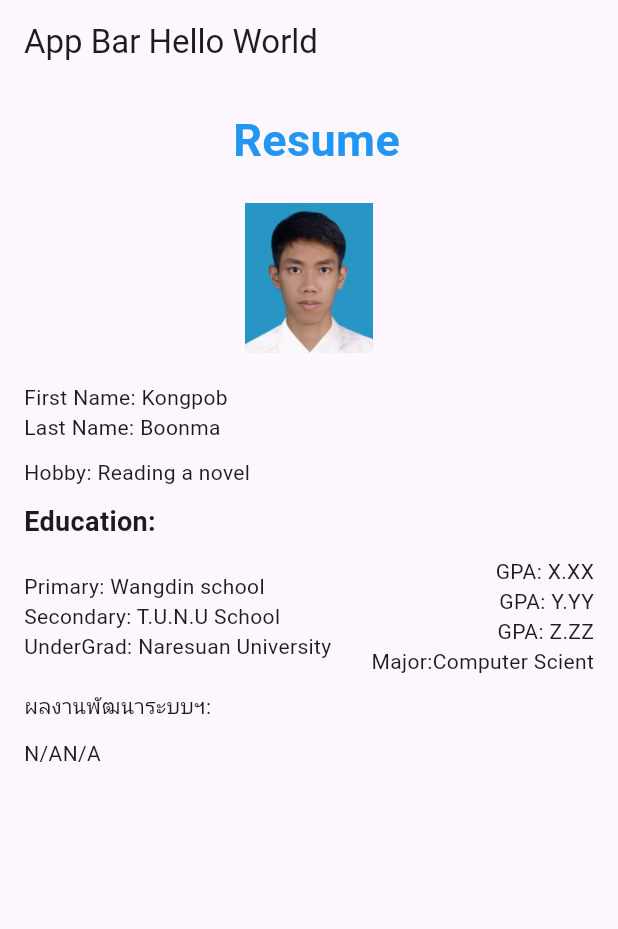
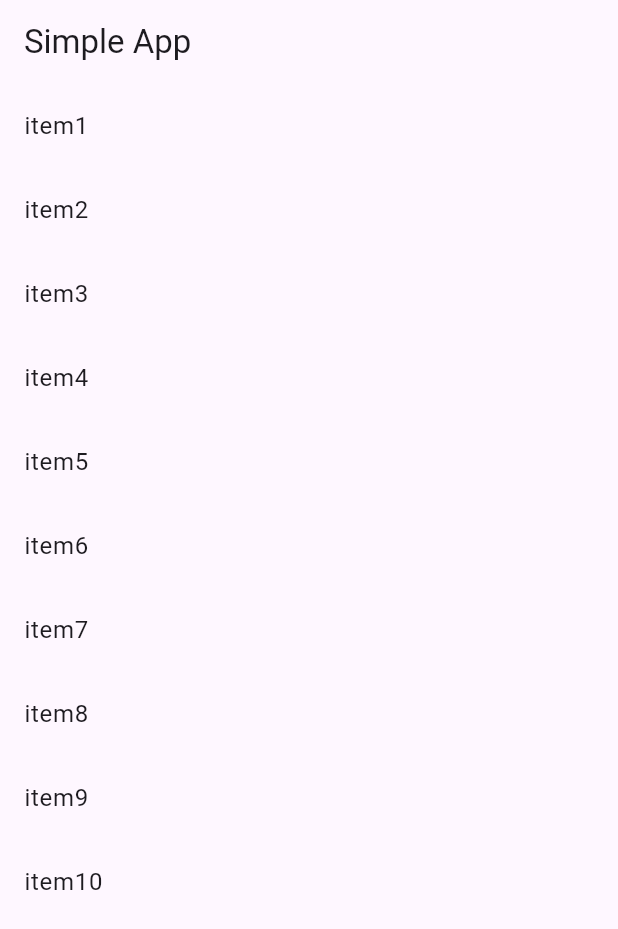
Before and after one commit to BreakingGoods/Simple_app, a Flutter app: the screen it shows after launch, on a phone screen of 412 x 824 dp. Shown: the top 929 px of the screen. Run offline on Flutter 3.47's test engine with Material 3 defaults, Android fonts, the phone set to English and light mode, and no system bars.

Commit message:
list Stateful

```diff
--- a/lib/main.dart
+++ b/lib/main.dart
@@ -1,130 +1,14 @@
 import 'package:flutter/material.dart';
+import 'package:flutter_application_resume_test_2/screen/Menu.dart';
 
 void main() {
-  runApp(const MyApp());
+  runApp(MaterialApp(
+    title: "Simple App",
+    home: Scaffold(
+      appBar: AppBar(
+        title: Text("Simple App"),
+        ),
+      body: Menu(),
+    ),
+  ));
 }
-
-class MyApp extends StatelessWidget {
-  const MyApp({super.key});
-
-  @override
-  Widget build(BuildContext context) {
-    return MaterialApp(
-      title: 'Flutter Demo',
-      theme: ThemeData(
-        primarySwatch: Colors.blue,
-      ),
-      home: const MyHomePage(),
-    );
-  }
-}
-
-class MyHomePage extends StatelessWidget {
-  const MyHomePage({super.key});
-
-  @override
-  Widget build(BuildContext context) {
-    return Scaffold(
-      appBar: AppBar(
-        title: const Text('App Bar Hello World'),
-      ),
-      body: const Padding(
-        padding: EdgeInsets.all(16.0),
-        child: Column(
-          crossAxisAlignment: CrossAxisAlignment.start,
-          children: [
-            Row(
-              mainAxisAlignment: MainAxisAlignment.center,
-              children: [
-                // Image was missing, so it was removed from here
-                SizedBox(width: 10), // Space between text and image
-                Text(
-                  'Resume',
-                  style: TextStyle(
-                    fontSize: 30,
-                    fontWeight: FontWeight.bold,
-                    color: Colors.blue,
-                  ),
-                ),
-              ],
-            ),
-            SizedBox(height: 20),
-            Row(
-              mainAxisAlignment: MainAxisAlignment.center,
-              children: [
-                Image(
-                  image: AssetImage('assets/Fpic.jpg'),
-                  width: 100,
-                  height: 100,
-                ),
-              ],
-            ),
-            SizedBox(height: 20), // Space below the rowS
-            Row(
-              children: [
-                Column(
-                  crossAxisAlignment: CrossAxisAlignment.start,
-                  children: [
-                    Text('First Name: Kongpob'),
-                    Text('Last Name: Boonma'),
-                  ],
-                ),
-              ],
-            ),
-            SizedBox(height: 10), // Reduced space between rows
-            Row(
-              children: [
-                Text('Hobby: Reading a novel'),
-              ],
-            ),
-            SizedBox(height: 10), // Reduced space between rows
-            Row(
-              children: [
-                Text(
-                  'Education:',
-                  style: TextStyle(fontSize: 18, fontWeight: FontWeight.bold),
-                ),
-              ],
-            ),
-            SizedBox(height: 10), // Reduced space between rows
-            Row(
-              mainAxisAlignment: MainAxisAlignment.spaceBetween,
-              children: [
-                Column(
-                  crossAxisAlignment: CrossAxisAlignment.start,
-                  children: [
-                    Text('Primary: Wangdin school'),
-                    Text('Secondary: T.U.N.U School'),
-                    Text('UnderGrad: Naresuan University'),
-                  ],
-                ),
-                Column(
-                  crossAxisAlignment: CrossAxisAlignment.end,
-                  children: [
-                    Text('GPA: X.XX'),
-                    Text('GPA: Y.YY'),
-                    Text('GPA: Z.ZZ'),
-                    Text('Major:Computer Scient')
-                  ],
-                ),
-              ],
-            ),
-            SizedBox(height: 10), // Reduced space between rows
-            Row(
-              children: [
-                Text('ผลงานพัฒนาระบบฯ:'),
-              ],
-            ),
-            SizedBox(height: 10), // Reduced space between rows
-            Row(
-              children: [
-                Text('N/A'),
-                Text('N/A'),
-              ],
-            ),
-          ],
-        ),
-      ),
-    );
-  }
-}
--- /dev/null
+++ b/lib/screen/Menu.dart
@@ -0,0 +1,28 @@
+import 'package:flutter/material.dart';
+
+class Menu extends StatefulWidget {
+  const Menu({super.key});
+
+  @override
+  State<Menu> createState() => MenuState();
+
+}
+class MenuState extends State<Menu> {
+  List<String> items = <String>['item1','item2','item3','item4','item5','item6','item7','item8','item9','item10'];
+  @override
+  Widget build(BuildContext context) {
+    return ListView.builder(
+      itemCount: items.length,
+      itemBuilder: (BuildContext context,int index){
+        return ListTile(
+            title: Text('${items[index]}'),
+            onLongPress: (){
+              setState(() {
+                items.removeAt(index);
+              });
+            },
+        );
+      }
+      );
+  }
+}
```
Also changed, not shown: lib/screen/home.dart (added, +79 -0 lines), lib/home.dart (added), 2 other files.
